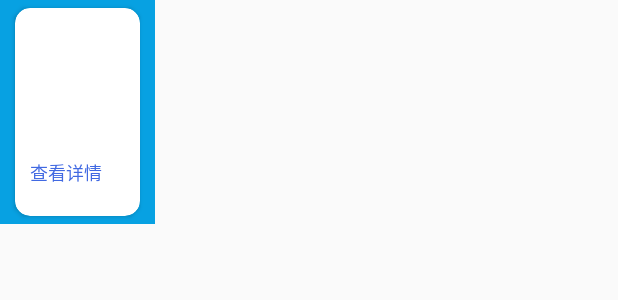
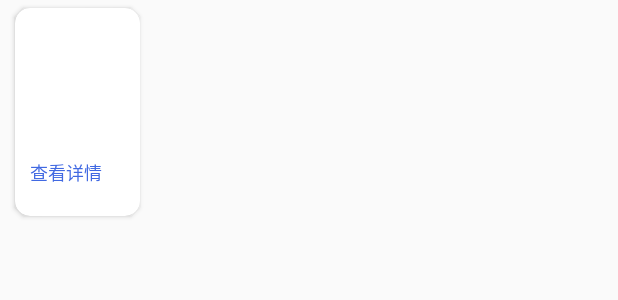
Before and after one commit to BoomingBones/nCoV_Android, an Android app: the layout fragment_news_item.xml on its own in the app's theme, with its tools: preview values and no code run, on a phone screen of 412 x 824 dp. Shown: the top 300 px of the screen. Run offline under Robolectric (Android 15) with nearby library versions, the phone set to English and light mode, and no system bars.

Commit message:
调整实时播报Fragment界面布局，实时播报Fragment细节优化

```diff
--- a/app/src/main/res/layout/fragment_news.xml
+++ b/app/src/main/res/layout/fragment_news.xml
@@ -17,12 +17,6 @@
             android:layout_height="wrap_content"
             android:orientation="vertical">
 
-            <ImageView
-                android:layout_width="match_parent"
-                android:layout_height="wrap_content"
-                android:src="@drawable/img_news"
-                android:adjustViewBounds="true" />
-
         </LinearLayout>
 
     </ScrollView>
--- a/app/src/main/res/layout/fragment_news_item.xml
+++ b/app/src/main/res/layout/fragment_news_item.xml
@@ -3,8 +3,7 @@
     xmlns:app="http://schemas.android.com/apk/res-auto"
     xmlns:tools="http://schemas.android.com/tools"
     android:layout_width="wrap_content"
-    android:layout_height="wrap_content"
-    android:background="@color/fragment_news_background">
+    android:layout_height="wrap_content">
 
     <androidx.cardview.widget.CardView
         android:id="@+id/news_cardView"
```
Also changed, not shown: app/src/main/java/com/boomingbones/ncov/NewsFragment.java (+33 -28 lines).
